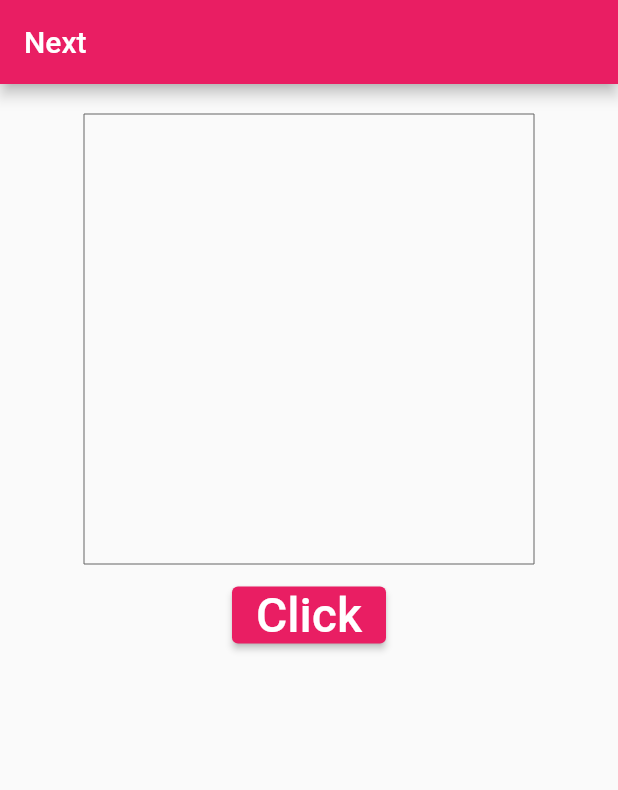
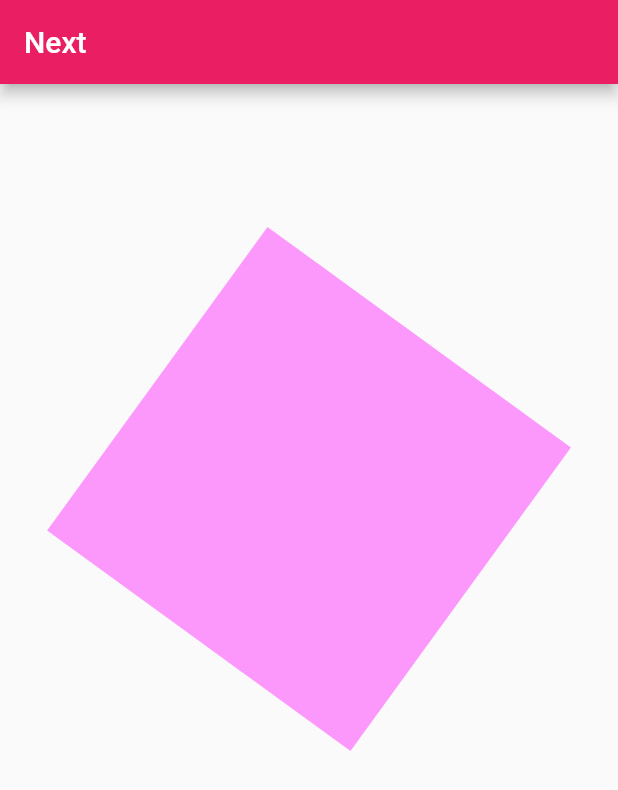
Before and after one commit to sin0713/FlutterSample, a Flutter app: the screen it shows after launch, on a phone screen of 412 x 824 dp. Shown: the top 790 px of the screen. Run offline on Flutter 3.47's test engine with Material 2 defaults, Android fonts, the phone set to English and light mode, and no system bars.

```diff
--- a/flutter_app/lib/main.dart
+++ b/flutter_app/lib/main.dart
@@ -1,3 +1,5 @@
+import 'dart:math';
+
 import 'package:flutter/material.dart';
 import 'package:flutter/services.dart';
 import 'dart:ui' as ui;
@@ -33,12 +35,26 @@ class FirstScreen extends StatefulWidget {
   _FirstScreenState createState() => _FirstScreenState();
 }
 
-class _FirstScreenState extends State<FirstScreen> {
-  static ValueNotifier<int> _value = ValueNotifier<int>(0);
+class _FirstScreenState extends State<FirstScreen> with SingleTickerProviderStateMixin{
+  late Animation<double> animation;
+  late AnimationController controller;
 
   @override
   void initState() {
     super.initState();
+    controller = AnimationController(
+      duration: const Duration(seconds: 3),
+      vsync: this
+    );
+
+    animation = Tween<double>(begin: 0, end: pi*2)
+    .animate(controller)
+    ..addListener(() {
+      setState(() {
+        // do nothing...
+      });
+    });
+    controller.repeat(reverse: false);
   }
 
   @override
@@ -55,16 +71,10 @@ class _FirstScreenState extends State<FirstScreen> {
                width: 300,
                height: 300,
                child: CustomPaint(
-                painter: MyPaint(_value),
+                 painter: MyPaint(animation.value),
                  child: const Center(),
                ),
              ),
-            const Padding(padding: EdgeInsets.all(5)),
-            ElevatedButton(
-              child: const Text("Click",
-              style: TextStyle(fontSize: 32),),
-              onPressed: () => _value.value++,
-            )
            ],
          ),
        )
@@ -73,7 +83,7 @@ class _FirstScreenState extends State<FirstScreen> {
 }
 
 class MyPaint extends CustomPainter {
-  final ValueNotifier<int> _value;
+  final double _value;
 
   MyPaint(this._value);
 
@@ -81,19 +91,25 @@ class MyPaint extends CustomPainter {
   void paint(Canvas canvas, Size size) {
     Paint p = Paint();
 
+    canvas.save();
+
     p.style = PaintingStyle.fill;
-    p.color = const Color.fromARGB(50, 0, 255, 255);
-    Rect r;
-    for (var i = 0; i < _value.value; i++) {
-      r = Rect.fromLTWH(10+i*20, 10+i*20, 100, 100);
+    p.color = Color.fromARGB(100, 255, 0, 255);
+    Rect r = Rect.fromLTWH(0, 0, 250, 250);
+    canvas.translate(150, 250);
+    canvas.rotate(_value);
+    canvas.translate(-125, -125);
     canvas.drawRect(r, p);
-    }
 
-    r = Rect.fromLTWH(0, 0, size.width, size.height);
-    p.style = PaintingStyle.stroke;
-    p.color = const Color.fromARGB(255, 100, 100, 100);
-    canvas.drawRect(r, p);
-    if (_value.value > 10) _value.value = 0;
+    //canvas.restore();
+    //p.style = PaintingStyle.stroke;
+    //p.strokeWidth = 25;
+    //p.color = Color.fromARGB(100, 0, 255, 255);
+    //r = Rect.fromLTWH(0, 0, 250, 250);
+    //canvas.translate(150, 250);
+    //canvas.rotate(_value * -1);
+    //canvas.translate(-125, -125);
+    //canvas.drawRect(r, p);
   }
 
   @override
```
Lines whose indentation alone changed are shown as unchanged.
